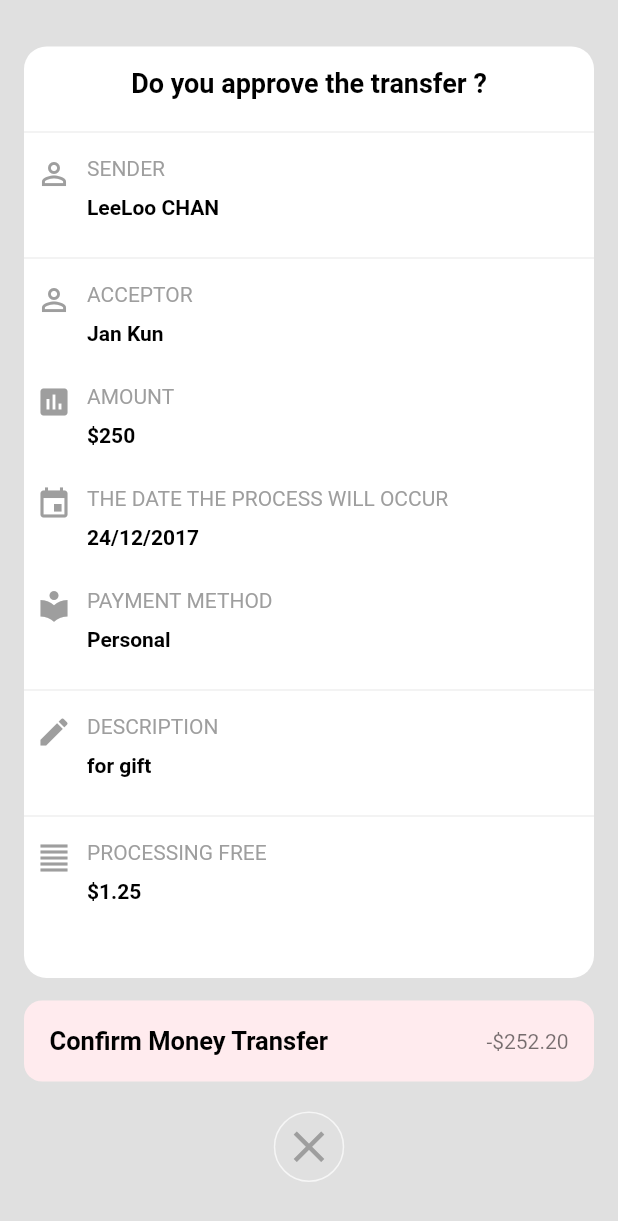
After one commit to kitavrus/flutter_layout1, a Flutter app: the ConfirmMoneyTransferPage screen opened directly, on a phone screen of 412 x 824 dp. The commit adds this screen. Shown: the top 1221 px of the screen. Run offline on Flutter 3.47's test engine with Material 2 defaults, Android fonts, the phone set to English and light mode, and no system bars; our stand-ins replace get, line_icons; missing offline and left inert: coolicons.

Commit message:
add confirm_money_transfer_page end

```diff
--- /dev/null
+++ b/lib/i02_money_transfer_app/ui/confirm_money_transfer_page.dart
@@ -0,0 +1,202 @@
+import 'package:flutter/material.dart';
+
+class ConfirmMoneyTransferPage extends StatelessWidget {
+  const ConfirmMoneyTransferPage({Key? key}) : super(key: key);
+
+  @override
+  Widget build(BuildContext context) {
+    return Scaffold(
+      backgroundColor: Colors.black12,
+      body: SafeArea(
+        child: Padding(
+          padding: const EdgeInsets.all(16.0),
+          child: Column(
+            children: [
+              const SizedBox(
+                height: 15,
+              ),
+              Expanded(
+                child: Container(
+                  width: double.infinity,
+                  // height: double.infinity,
+                  decoration: BoxDecoration(
+                    color: Colors.white,
+                    borderRadius: BorderRadius.circular(15),
+                  ),
+                  child: Column(
+                    mainAxisAlignment: MainAxisAlignment.start,
+                    children: [
+                      const Padding(
+                        padding: EdgeInsets.all(14.0),
+                        child: Text(
+                          'Do you approve the transfer ?',
+                          style: TextStyle(
+                            color: Colors.black,
+                            fontWeight: FontWeight.bold,
+                            fontSize: 18,
+                          ),
+                        ),
+                      ),
+                      Divider(
+                        color: Colors.grey[300],
+                        thickness: 0.5,
+                      ),
+                      const RowItem(
+                        title: 'SENDER',
+                        subTitle: 'LeeLoo CHAN',
+                        icon: Icons.person_outline,
+                      ),
+                      Divider(
+                        color: Colors.grey[300],
+                        thickness: 0.5,
+                      ),
+                      const RowItem(
+                          title: 'ACCEPTOR',
+                          subTitle: 'Jan Kun',
+                          icon: Icons.person_outline),
+                      const RowItem(
+                          title: 'AMOUNT',
+                          subTitle: '\$250',
+                          icon: Icons.assessment),
+                      const RowItem(
+                          title: 'THE DATE THE PROCESS WILL OCCUR',
+                          subTitle: '24/12/2017',
+                          icon: Icons.event),
+                      const RowItem(
+                          title: 'PAYMENT METHOD',
+                          subTitle: 'Personal',
+                          icon: Icons.local_library),
+                      Divider(
+                        color: Colors.grey[300],
+                        thickness: 0.5,
+                      ),
+                      const RowItem(
+                          title: 'DESCRIPTION',
+                          subTitle: 'for gift',
+                          icon: Icons.edit),
+                      Divider(
+                        color: Colors.grey[300],
+                        thickness: 0.5,
+                      ),
+                      const RowItem(
+                          title: 'PROCESSING FREE',
+                          subTitle: '\$1.25',
+                          icon: Icons.format_align_justify),
+                    ],
+                  ),
+                ),
+              ),
+              const SizedBox(
+                height: 15,
+              ),
+              Container(
+                decoration: BoxDecoration(
+                  color: Colors.red[50],
+                  borderRadius: BorderRadius.circular(12),
+                ),
+                child: Padding(
+                  padding: const EdgeInsets.all(17),
+                  child: Row(
+                    mainAxisAlignment: MainAxisAlignment.spaceBetween,
+                    children: const [
+                      Text(
+                        'Confirm Money Transfer',
+                        style: TextStyle(
+                          color: Colors.black,
+                          fontSize: 17,
+                          fontWeight: FontWeight.bold,
+                        ),
+                      ),
+                      Text(
+                        '-\$252.20',
+                        style: TextStyle(
+                          color: Colors.black54,
+                        ),
+                      ),
+                    ],
+                  ),
+                ),
+              ),
+              GestureDetector(
+                onTap: () {
+                  Navigator.of(context).pop();
+                },
+                child: Padding(
+                  padding: const EdgeInsets.all(20.0),
+                  child: Container(
+                    padding: const EdgeInsets.all(5),
+                    decoration: BoxDecoration(
+                      borderRadius: BorderRadius.circular(100),
+                      border: Border.all(
+                        color: Colors.white70,
+                      ),
+                    ),
+                    child: const Icon(
+                      Icons.close,
+                      size: 35,
+                      color: Colors.grey,
+                    ),
+                  ),
+                ),
+              )
+            ],
+          ),
+        ),
+      ),
+    );
+  }
+}
+
+class RowItem extends StatelessWidget {
+  final String title;
+  final String subTitle;
+  final IconData icon;
+
+  const RowItem({
+    required this.title,
+    required this.subTitle,
+    required this.icon,
+    Key? key,
+  }) : super(key: key);
+
+  @override
+  Widget build(BuildContext context) {
+    return Padding(
+      padding: const EdgeInsets.all(8.0),
+      child: Row(
+        crossAxisAlignment: CrossAxisAlignment.start,
+        children: [
+          Column(
+            mainAxisAlignment: MainAxisAlignment.start,
+            children: [Icon(icon, color: Colors.grey)],
+          ),
+          Column(
+            mainAxisAlignment: MainAxisAlignment.start,
+            crossAxisAlignment: CrossAxisAlignment.start,
+            children: [
+              Padding(
+                padding: const EdgeInsets.only(top: 0, left: 10, bottom: 10),
+                child: Text(
+                  title,
+                  style: const TextStyle(color: Colors.grey),
+                ),
+              ),
+              Padding(
+                padding: const EdgeInsets.only(
+                  top: 0,
+                  left: 10,
+                  bottom: 10,
+                ),
+                child: Text(
+                  subTitle,
+                  style: const TextStyle(
+                      color: Colors.black, fontWeight: FontWeight.bold),
+                ),
+              )
+            ],
+          )
+        ],
+      ),
+    );
+  }
+}
--- a/lib/i02_money_transfer_app/ui/money_transfer_home_page.dart
+++ b/lib/i02_money_transfer_app/ui/money_transfer_home_page.dart
@@ -1,5 +1,6 @@
 import 'package:flutter/material.dart';
 import 'package:flutter_layout1/i02_money_transfer_app/ui/add_new_card_page.dart';
+import 'package:flutter_layout1/i02_money_transfer_app/ui/confirm_money_transfer_page.dart';
 import 'package:line_icons/line_icons.dart';
 
 class MoneyTransferHomePage extends StatelessWidget {
@@ -212,7 +213,15 @@ class OperationItem extends StatelessWidget {
 
   @override
   Widget build(BuildContext context) {
-    return Row(
+    return GestureDetector(
+      onTap: () {
+        Navigator.of(context).push(
+          MaterialPageRoute(
+            builder: (context) => const ConfirmMoneyTransferPage(),
+          ),
+        );
+      },
+      child: Row(
         children: [
           SizedBox(
             width: 48,
@@ -254,6 +263,7 @@ class OperationItem extends StatelessWidget {
             ),
           ),
         ],
+      ),
     );
   }
 }
```
Lines whose indentation alone changed are shown as unchanged.
